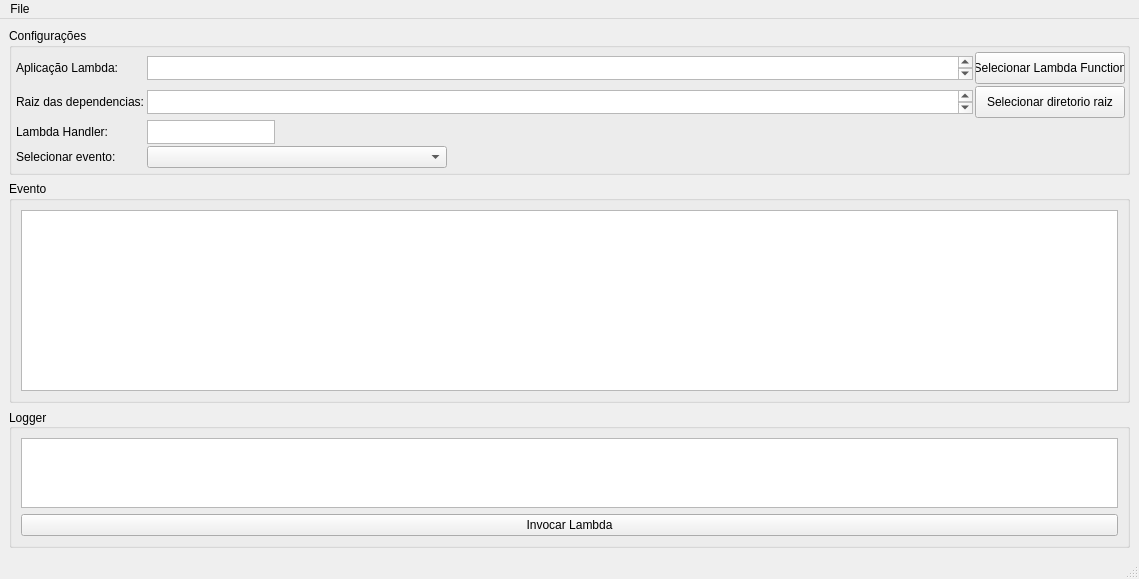
First picture: the form in Ui/lambda-test-tool-ui.ui, repository guibhere/python-lambda-test-tool, before the edit.
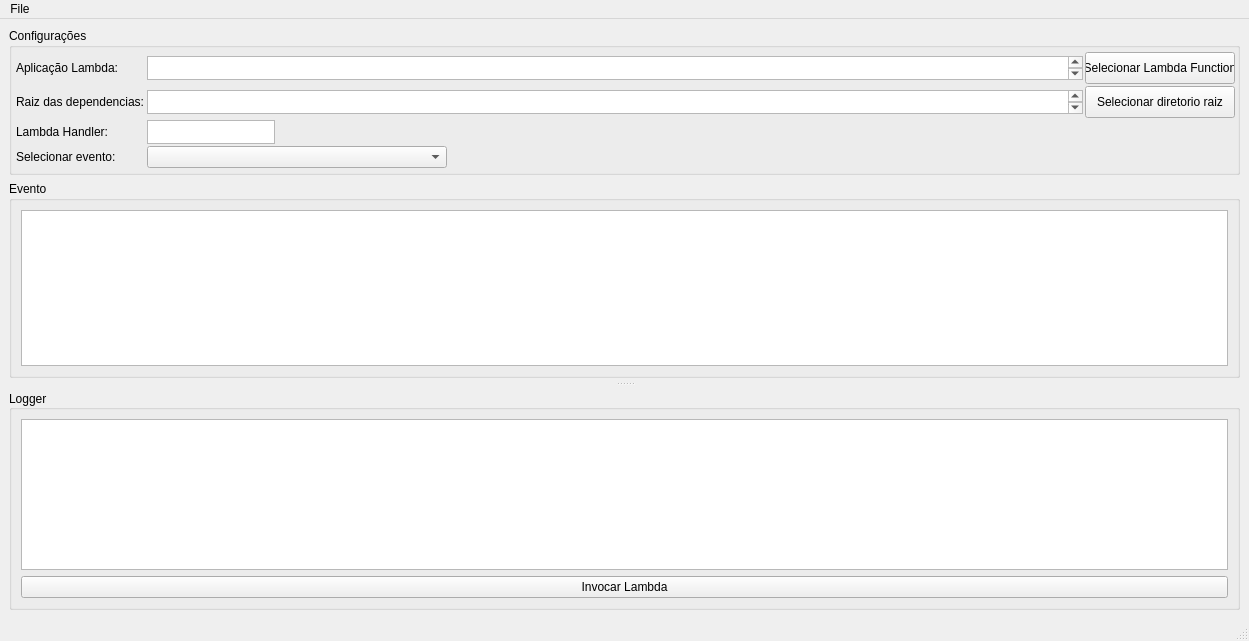
Second picture: the form after the edit.

```diff
--- a/Ui/lambda-test-tool-ui.ui
+++ b/Ui/lambda-test-tool-ui.ui
@@ -6,8 +6,8 @@
    <rect>
     <x>0</x>
     <y>0</y>
-    <width>1139</width>
-    <height>579</height>
+    <width>1249</width>
+    <height>641</height>
    </rect>
   </property>
   <property name="sizePolicy">
@@ -35,11 +35,8 @@
    <property name="autoFillBackground">
     <bool>false</bool>
    </property>
-   <layout class="QGridLayout" name="gridLayout_4" rowstretch="1,9,5" rowminimumheight="0,0,0">
-    <property name="leftMargin">
-     <number>9</number>
-    </property>
-    <item row="0" column="0" alignment="Qt::AlignTop">
+   <layout class="QGridLayout" name="gridLayout_3">
+    <item row="0" column="0">
      <widget class="QGroupBox" name="config_groupBox">
       <property name="layoutDirection">
        <enum>Qt::LeftToRight</enum>
@@ -302,7 +299,7 @@
            </property>
            <property name="font">
             <font>
-             <pointsize>7</pointsize>
+             <pointsize>8</pointsize>
             </font>
            </property>
            <property name="toolTip">
@@ -327,9 +324,9 @@
             <string>&lt;!DOCTYPE HTML PUBLIC &quot;-//W3C//DTD HTML 4.0//EN&quot; &quot;http://www.w3.org/TR/REC-html40/strict.dtd&quot;&gt;
 &lt;html&gt;&lt;head&gt;&lt;meta name=&quot;qrichtext&quot; content=&quot;1&quot; /&gt;&lt;style type=&quot;text/css&quot;&gt;
 p, li { white-space: pre-wrap; }
-&lt;/style&gt;&lt;/head&gt;&lt;body style=&quot; font-family:'MS Shell Dlg 2'; font-size:7pt; font-weight:400; font-style:normal;&quot;&gt;
-&lt;p style=&quot;-qt-paragraph-type:empty; margin-top:0px; margin-bottom:0px; margin-left:0px; margin-right:0px; -qt-block-indent:0; text-indent:0px;&quot;&gt;&lt;br /&gt;&lt;/p&gt;
-&lt;p style=&quot;-qt-paragraph-type:empty; margin-top:0px; margin-bottom:0px; margin-left:0px; margin-right:0px; -qt-block-indent:0; text-indent:0px;&quot;&gt;&lt;br /&gt;&lt;/p&gt;&lt;/body&gt;&lt;/html&gt;</string>
+&lt;/style&gt;&lt;/head&gt;&lt;body style=&quot; font-family:'MS Shell Dlg 2'; font-size:8pt; font-weight:400; font-style:normal;&quot;&gt;
+&lt;p style=&quot;-qt-paragraph-type:empty; margin-top:0px; margin-bottom:0px; margin-left:0px; margin-right:0px; -qt-block-indent:0; text-indent:0px; font-size:7pt;&quot;&gt;&lt;br /&gt;&lt;/p&gt;
+&lt;p style=&quot;-qt-paragraph-type:empty; margin-top:0px; margin-bottom:0px; margin-left:0px; margin-right:0px; -qt-block-indent:0; text-indent:0px; font-size:7pt;&quot;&gt;&lt;br /&gt;&lt;/p&gt;&lt;/body&gt;&lt;/html&gt;</string>
            </property>
           </widget>
          </item>
@@ -339,6 +336,19 @@
      </widget>
     </item>
     <item row="1" column="0">
+     <widget class="QSplitter" name="splitter">
+      <property name="orientation">
+       <enum>Qt::Vertical</enum>
+      </property>
+      <property name="opaqueResize">
+       <bool>true</bool>
+      </property>
+      <property name="handleWidth">
+       <number>12</number>
+      </property>
+      <property name="childrenCollapsible">
+       <bool>true</bool>
+      </property>
      <widget class="QGroupBox" name="evento_groupBox">
       <property name="sizePolicy">
        <sizepolicy hsizetype="Preferred" vsizetype="Preferred">
@@ -346,6 +356,24 @@
         <verstretch>0</verstretch>
        </sizepolicy>
       </property>
+       <property name="minimumSize">
+        <size>
+         <width>0</width>
+         <height>0</height>
+        </size>
+       </property>
+       <property name="baseSize">
+        <size>
+         <width>0</width>
+         <height>1000</height>
+        </size>
+       </property>
+       <property name="toolTip">
+        <string>Aqui é mostrado o payload de seu evento!</string>
+       </property>
+       <property name="toolTipDuration">
+        <number>-2</number>
+       </property>
       <property name="autoFillBackground">
        <bool>true</bool>
       </property>
@@ -361,8 +389,6 @@
        </item>
       </layout>
      </widget>
-    </item>
-    <item row="2" column="0">
      <widget class="QGroupBox" name="logger_grouBox">
       <property name="font">
        <font>
@@ -404,6 +430,7 @@
        </item>
       </layout>
      </widget>
+     </widget>
     </item>
    </layout>
   </widget>
@@ -412,7 +439,7 @@
     <rect>
      <x>0</x>
      <y>0</y>
-     <width>1139</width>
+     <width>1249</width>
      <height>21</height>
     </rect>
    </property>
```
Left out of the diff: 8 changed lines with no effect on the pictures. Lines whose indentation alone changed are shown as unchanged.
